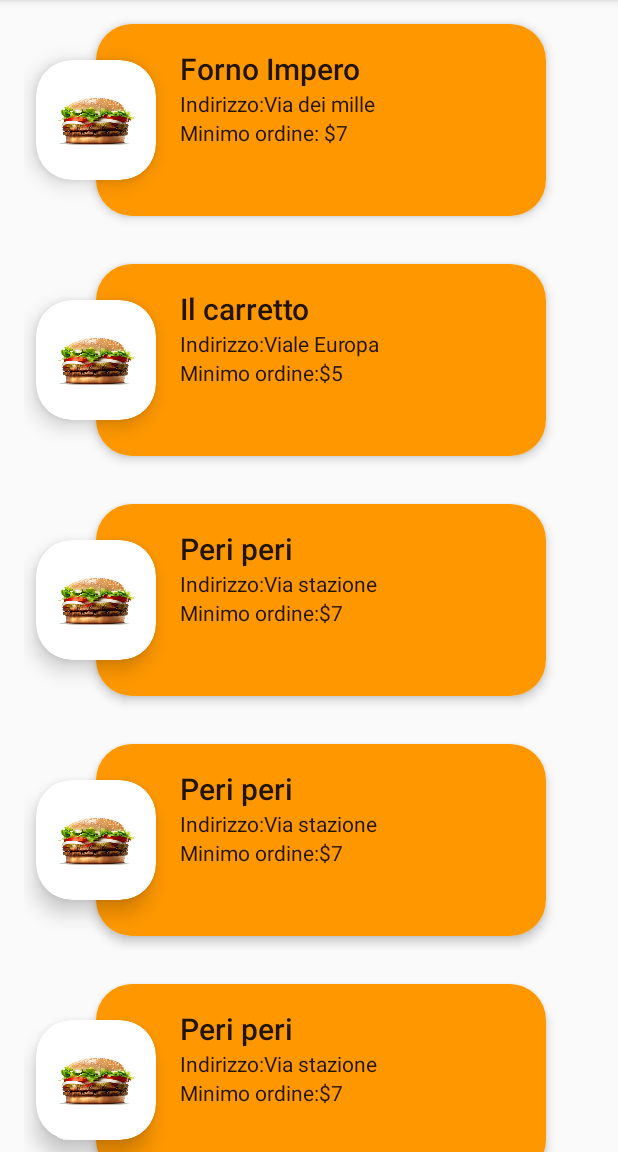
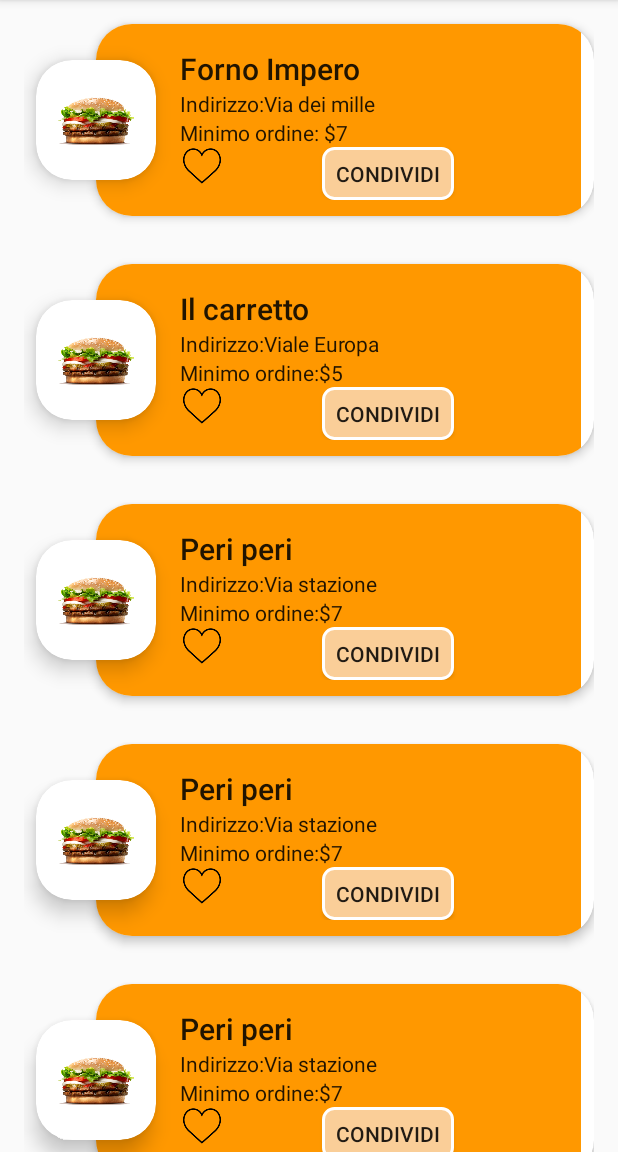
Before and after one commit to giacomobuzzitta/DepEat, an Android app: the MainActivity screen opened directly, with no data from a screen before it, on a phone screen of 412 x 824 dp, the part 84-1236 px from its top. Run offline under Robolectric (Android 15) with nearby library versions, the phone set to English and light mode, and no system bars.

Commit message:
Bottone condividi/Pulsante like/restyle codice

```diff
--- a/app/src/main/java/com/example/depeat/ui/activities/adapters/ResturantAdapter.java
+++ b/app/src/main/java/com/example/depeat/ui/activities/adapters/ResturantAdapter.java
@@ -2,17 +2,22 @@ package com.example.depeat.ui.activities.adapters;
 
 import android.content.ClipData;
 import android.content.Context;
+import android.content.Intent;
 import android.support.annotation.NonNull;
+import android.support.v7.widget.CardView;
 import android.support.v7.widget.RecyclerView;
 import android.view.LayoutInflater;
 import android.view.View;
 import android.view.ViewGroup;
+import android.widget.Button;
 import android.widget.ImageView;
 import android.widget.TextView;
 
 import com.bumptech.glide.Glide;
 import com.example.depeat.R;
 import com.example.depeat.datamodels.Resturant;
+import com.example.depeat.ui.activities.RegisterActivity;
+import com.example.depeat.ui.activities.ShopActivity;
 
 import java.util.ArrayList;
 
@@ -20,17 +25,27 @@ public class ResturantAdapter extends RecyclerView.Adapter {
 
     private LayoutInflater inflater;
     private ArrayList<Resturant> data;
+    private boolean isGrid;
+    Context context;
 
-    public ResturantAdapter(Context context,ArrayList<Resturant> data){
+
+
+    public ResturantAdapter(Context context, ArrayList<Resturant> data) {
         inflater = LayoutInflater.from(context);
         this.data = data;
+        this.context = context;
     }
 
     @NonNull
     @Override
-    public RecyclerView.ViewHolder onCreateViewHolder(ViewGroup viewGroup, int i){
-    View view = inflater.inflate(R.layout.item_resturant,viewGroup,false);
-        return new ResturantViewHolder(view);
+    public RecyclerView.ViewHolder onCreateViewHolder(ViewGroup viewGroup, int i) {
+        View v;
+        if (isGrid) {
+            v = inflater.inflate(R.layout.item_resturant2, viewGroup, false);
+        } else {
+            v = inflater.inflate(R.layout.item_resturant, viewGroup, false);
+        }
+        return new ResturantViewHolder(v);
     }
 
     @Override
@@ -39,7 +54,11 @@ public class ResturantAdapter extends RecyclerView.Adapter {
         vh.resturantName.setText(data.get(pos).getNome());
         vh.resturantIndirizzo.setText(data.get(pos).getIndirizzo());
         vh.resturantMinordine.setText(data.get(pos).getMinOrdine());
-        vh.image.setImageResource(data.get(pos).getSrc());
+        if (!isGrid) {
+            vh.image_cuoreR.setImageResource(R.drawable.likerosso);
+            vh.image_cuoreN.setImageResource(R.drawable.likenero);
+            vh.image_resturant.setImageResource(data.get(pos).getSrc());
+        }
 
         //Glide.with(context).load()    Caricare immagine da remoto
     }
@@ -49,20 +68,65 @@ public class ResturantAdapter extends RecyclerView.Adapter {
         return data.size();
     }
 
-    public class ResturantViewHolder extends RecyclerView.ViewHolder{
+    public boolean isGrid() {
+        return isGrid;
+    }
+
+    public void setGrid(boolean grid) {
+        isGrid = grid;
+    }
+
+    public class ResturantViewHolder extends RecyclerView.ViewHolder implements View.OnClickListener {
         public TextView resturantName;
         public TextView resturantIndirizzo;
         public TextView resturantMinordine;
-        public ImageView image;
+        public ImageView image_resturant, image_cuoreN, image_cuoreR;
+        CardView cardview;
+        Button B_condividi;
+
 
         public ResturantViewHolder(@NonNull View itemView) {
             super(itemView);
             resturantName = itemView.findViewById(R.id.name_tv);
             resturantIndirizzo = itemView.findViewById(R.id.indirizzo_tv);
             resturantMinordine = itemView.findViewById(R.id.minordine_tv);
-            image = itemView.findViewById(R.id.image_restaurant_logo);
+            image_resturant = itemView.findViewById(R.id.image_restaurant_logo);
+            image_cuoreN = itemView.findViewById(R.id.imageCuoreN);
+            image_cuoreR = itemView.findViewById(R.id.imageCuoreR);
+            B_condividi = itemView.findViewById(R.id.B_condividi);
+            cardview = itemView.findViewById(R.id.Bmenu);
+            cardview.setOnClickListener(this);
+            B_condividi.setOnClickListener(this);
 
+            itemView.setOnClickListener(this);
+            if (!isGrid) {
+                image_cuoreN.setOnClickListener(this);
+                image_cuoreR.setOnClickListener(this);
+            }
+        }
 
+        @Override
+        public void onClick(View v) {
+            if (v.getId() == R.id.Bmenu) {
+                Intent i = new Intent(v.getContext(), ShopActivity.class);
+                v.getContext().startActivity(i);
+            } else if (v.getId() == R.id.imageCuoreN) {
+                image_cuoreN.setVisibility(View.GONE);
+                image_cuoreR.setVisibility(View.VISIBLE);
+            } else if (v.getId() == R.id.imageCuoreR) {
+                image_cuoreR.setVisibility(View.GONE);
+                image_cuoreN.setVisibility(View.VISIBLE);
+            } else if (v.getId() == R.id.B_condividi) {
+                String nome =  resturantName.getText().toString();
+                String indirizzo =  resturantIndirizzo.getText().toString();
+                String minordine = resturantMinordine.getText().toString();
+
+                String resoconto =  nome + "\n"  + " " + indirizzo + "\n"  + " " + minordine + "\n\n" + "[INFORMAZIONE INVIATA TRAMITE DEPeat]";
+                Intent i = new Intent(Intent.ACTION_SEND);
+                i.setType("text/plain");
+                i.putExtra(Intent.EXTRA_TEXT, resoconto);
+                context.startActivity(i);
+            }
         }
     }
 }
--- /dev/null
+++ b/app/src/main/res/drawable/button.xml
@@ -0,0 +1,14 @@
+<?xml version="1.0" encoding="utf-8"?>
+<shape xmlns:android="http://schemas.android.com/apk/res/android" >
+<stroke android:width="2dp"
+    android:color="#FFFFFF"/>
+<gradient
+    android:angle="0"
+    android:startColor="@color/colorProvaBottone"
+    android:endColor="@color/colorProvaBottone"/>
+<corners
+    android:bottomLeftRadius="7dp"
+    android:bottomRightRadius="7dp"
+    android:topLeftRadius="7dp"
+    android:topRightRadius="7dp" />
+</shape>
--- a/app/src/main/res/layout/item_resturant.xml
+++ b/app/src/main/res/layout/item_resturant.xml
@@ -1,7 +1,7 @@
 <?xml version="1.0" encoding="utf-8"?>
-<RelativeLayout
-    xmlns:android="http://schemas.android.com/apk/res/android"
+<RelativeLayout xmlns:android="http://schemas.android.com/apk/res/android"
     xmlns:app="http://schemas.android.com/apk/res-auto"
+    xmlns:tools="http://schemas.android.com/tools"
     android:layout_width="match_parent"
     android:layout_height="160dp"
     android:paddingStart="16dp"
@@ -12,20 +12,21 @@
         android:layout_height="196dp"
         android:layout_marginStart="48dp"
         android:layout_marginTop="16dp"
-        android:layout_marginEnd="32dp"
+        android:layout_marginEnd="0dp"
         android:layout_marginBottom="16dp"
         app:cardCornerRadius="24dp"
-        app:cardElevation="4dp">
+        app:cardElevation="4dp"
+        android:id="@+id/Bmenu">
 
         <LinearLayout
-            android:layout_width="match_parent"
+            android:layout_width="323dp"
             android:layout_height="match_parent"
+            android:background="@color/colorProva"
             android:orientation="vertical"
             android:paddingLeft="56dp"
             android:paddingTop="16dp"
-            android:paddingRight="48dp"
-            android:paddingBottom="16dp"
-            android:background="@color/colorProva">
+            android:paddingRight="0dp"
+            android:paddingBottom="5dp">
 
             <TextView
                 android:id="@+id/name_tv"
@@ -51,6 +52,39 @@
                 android:singleLine="true"
                 android:textAppearance="@style/TextAppearance.AppCompat.Body1" />
 
+            <LinearLayout
+                android:layout_width="wrap_content"
+                android:layout_height="wrap_content"
+                android:orientation="horizontal">
+
+                <ImageView
+                    android:id="@+id/imageCuoreR"
+                    android:layout_width="29dp"
+                    android:layout_height="25dp"
+                    android:layout_marginRight="65dp"
+                    android:clickable="true"
+                    android:visibility="gone"
+                    app:srcCompat="@drawable/likerosso" />
+
+                <ImageView
+                    android:id="@+id/imageCuoreN"
+                    android:layout_width="29dp"
+                    android:layout_height="25dp"
+                    android:layout_marginRight="65dp"
+                    android:clickable="true"
+                    app:srcCompat="@drawable/likenero" />
+
+                <Button
+                    android:id="@+id/B_condividi"
+                    android:layout_width="wrap_content"
+                    android:layout_height="35dp"
+                    android:layout_gravity="end"
+                    android:layout_marginEnd="45dp"
+                    android:background="@drawable/button"
+                    android:text="Condividi" />
+
+
+            </LinearLayout>
 
         </LinearLayout>
 
@@ -74,7 +108,7 @@
                 android:id="@+id/image_restaurant_logo"
                 android:layout_width="fill_parent"
                 android:layout_height="match_parent"
-                android:src="@drawable/a9"/>
+                android:src="@drawable/a9" />
 
         </FrameLayout>
 
--- a/app/src/main/res/menu/menu_main.xml
+++ b/app/src/main/res/menu/menu_main.xml
@@ -11,4 +11,8 @@
         android:id="@+id/checkout_menu"
         android:title="@string/checkout" />
 
+    <item
+        android:id="@+id/Grid_menu"
+        android:title="@string/Grid" />
+
 </menu>
--- a/app/src/main/res/values/colors.xml
+++ b/app/src/main/res/values/colors.xml
@@ -4,4 +4,5 @@
     <color name="colorPrimaryDark">#00574B</color>
     <color name="colorAccent">#D81B60</color>
     <color name="colorProva">#FF9800</color>
+    <color name="colorProvaBottone">#FACE98</color>
 </resources>
--- a/app/src/main/res/values/strings.xml
+++ b/app/src/main/res/values/strings.xml
@@ -6,5 +6,6 @@
     <string name="login">login</string>
     <string name="register">register</string>
     <string name="checkout">Checkout</string>
+    <string name="Grid">Change layout</string>
 
 </resources>
```
Also changed, not shown: app/src/main/java/com/example/depeat/datamodels/Resturant.java (+7 -0 lines), app/src/main/java/com/example/depeat/ui/activities/MainActivity.java (+15 -9 lines), app/src/main/res/layout/item_resturant2.xml (added, +72 -0 lines), app/src/main/res/drawable-v24/likenero.png (added), app/src/main/res/drawable-v24/likerosso.png (added).
